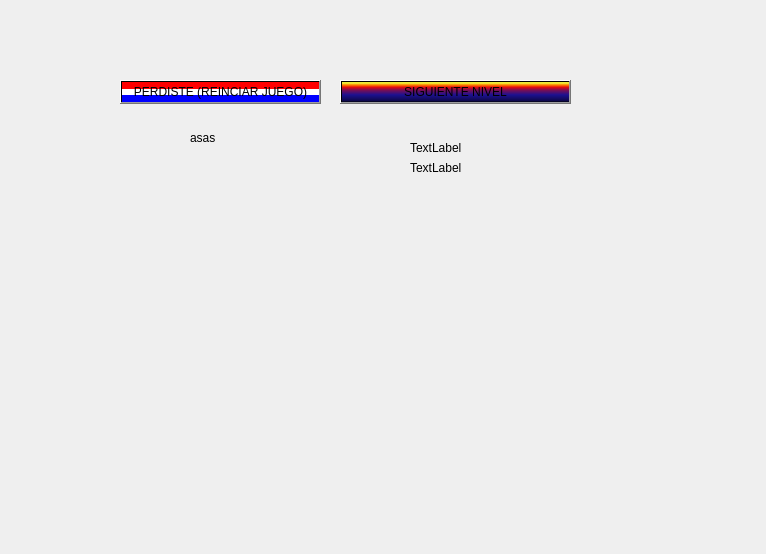
This is gameplay.ui in facurz55/Paper-Please as Qt 5 draws it before an edit. The edited form follows.
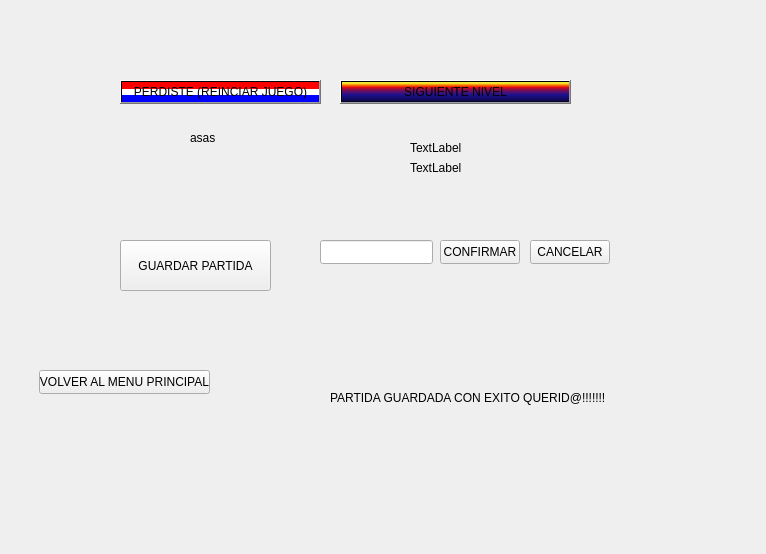
This is the edited form. Icons and pictures are not drawn.

Diff of the .ui file:
```diff
--- a/gameplay.ui
+++ b/gameplay.ui
@@ -1758,6 +1758,84 @@
         <bool>true</bool>
        </property>
       </widget>
+      <widget class="QPushButton" name="guardarPartida">
+       <property name="geometry">
+        <rect>
+         <x>120</x>
+         <y>240</y>
+         <width>151</width>
+         <height>51</height>
+        </rect>
+       </property>
+       <property name="text">
+        <string>GUARDAR PARTIDA</string>
+       </property>
+      </widget>
+      <widget class="QLineEdit" name="nombrePartida">
+       <property name="geometry">
+        <rect>
+         <x>320</x>
+         <y>240</y>
+         <width>113</width>
+         <height>24</height>
+        </rect>
+       </property>
+       <property name="text">
+        <string/>
+       </property>
+      </widget>
+      <widget class="QPushButton" name="confirmar">
+       <property name="geometry">
+        <rect>
+         <x>440</x>
+         <y>240</y>
+         <width>80</width>
+         <height>24</height>
+        </rect>
+       </property>
+       <property name="text">
+        <string>CONFIRMAR</string>
+       </property>
+      </widget>
+      <widget class="QPushButton" name="cancelar">
+       <property name="geometry">
+        <rect>
+         <x>530</x>
+         <y>240</y>
+         <width>80</width>
+         <height>24</height>
+        </rect>
+       </property>
+       <property name="text">
+        <string>CANCELAR</string>
+       </property>
+      </widget>
+      <widget class="QLabel" name="mensajePG">
+       <property name="geometry">
+        <rect>
+         <x>330</x>
+         <y>390</y>
+         <width>331</width>
+         <height>16</height>
+        </rect>
+       </property>
+       <property name="text">
+        <string>PARTIDA GUARDADA CON EXITO QUERID@!!!!!!!</string>
+       </property>
+      </widget>
+      <widget class="QPushButton" name="volverAlMenu">
+       <property name="geometry">
+        <rect>
+         <x>39</x>
+         <y>370</y>
+         <width>171</width>
+         <height>24</height>
+        </rect>
+       </property>
+       <property name="text">
+        <string>VOLVER AL MENU PRINCIPAL</string>
+       </property>
+      </widget>
      </widget>
     </widget>
    </item>
```
Left out of the diff: 26 changed lines with no effect on the pictures.
